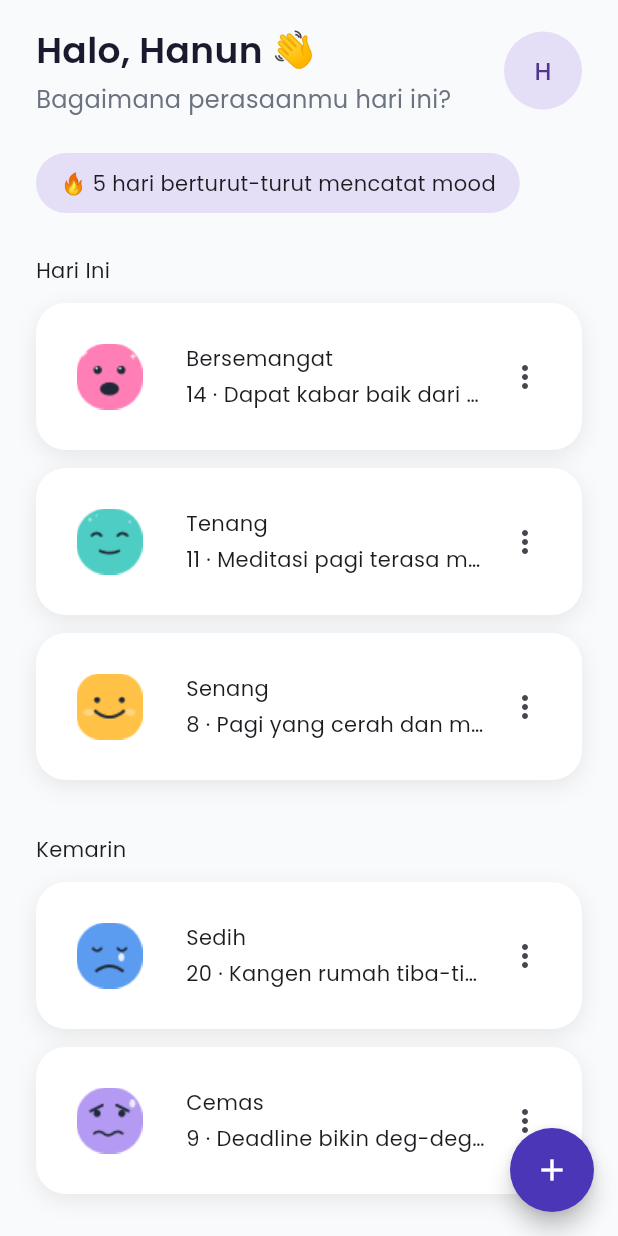
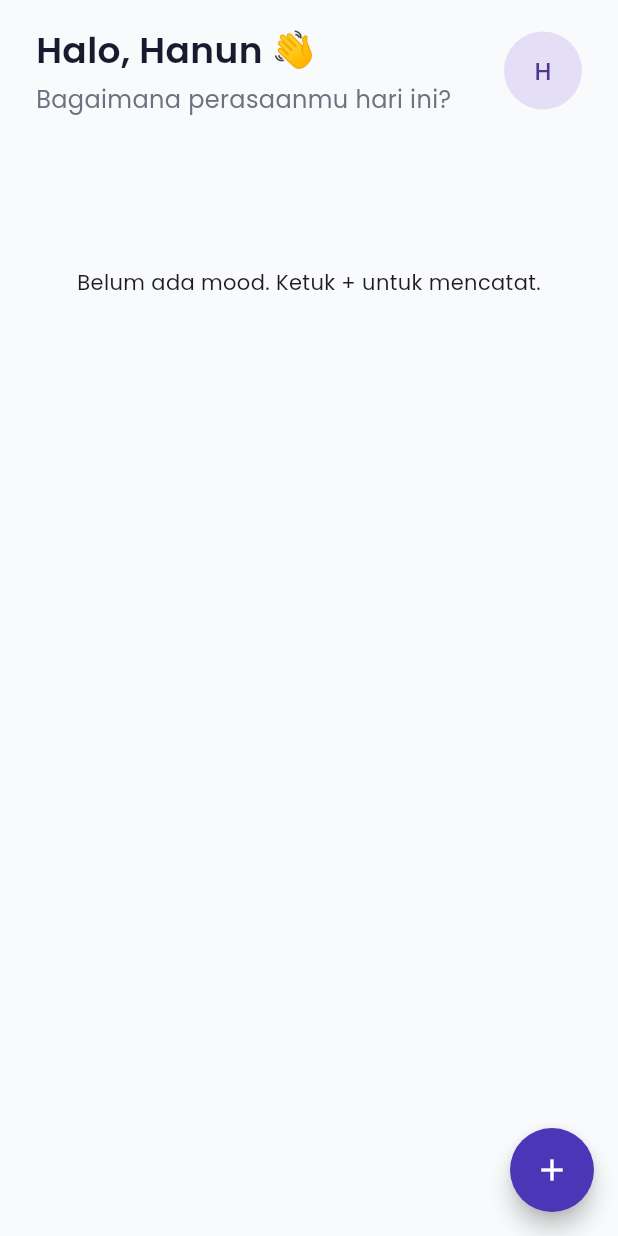
Before and after one commit to arissanakaharu/mood-tracker, a Flutter app: the screen it shows after launch, on a phone screen of 412 x 824 dp. Run offline on Flutter 3.47's test engine with Material 3 defaults, Android fonts, the phone set to English and light mode, and no system bars; our stand-ins replace google_fonts, hive_flutter; accounts and stored records are empty.

Commit message:
feat: add CRUD mood with Hive persistence

```diff
--- a/lib/main.dart
+++ b/lib/main.dart
@@ -1,8 +1,12 @@
 import 'package:material_ui/material_ui.dart';
 import 'package:google_fonts/google_fonts.dart';
 import 'package:mood_tracker_app/pages/add_edit_mood_page.dart';
+import 'package:hive_flutter/hive_flutter.dart';
 
-void main() {
+Future<void> main() async {
+  WidgetsFlutterBinding.ensureInitialized();
+  await Hive.initFlutter();
+  await Hive.openBox('moods');
   runApp(const MyApp());
 }
 
@@ -48,50 +52,154 @@ extension MoodX on Mood {
 }
 
 class MoodEntry {
+  final String id;
   final Mood mood;
   final DateTime time;
   final String note;
-  const MoodEntry({required this.mood, required this.time, required this.note});
+  const MoodEntry({
+    required this.id,
+    required this.mood,
+    required this.time,
+    required this.note,
+  });
 
   String get timeLabel =>
       '${time.hour.toString().padLeft(2, '0')}:${time.minute.toString().padLeft(2, '0')}';
+
+  Map<String, dynamic> toMap() => {
+        'id': id,
+        'mood': mood.name,
+        'time': time.toIso8601String(),
+        'note': note,
+      };
+
+  factory MoodEntry.fromMap(Map map) => MoodEntry(
+        id: map['id'] as String,
+        mood: Mood.values.byName(map['mood'] as String),
+        time: DateTime.parse(map['time'] as String),
+        note: map['note'] as String,
+      );
 }
 
 // 2. HOME PAGE
 
-class HomePage extends StatelessWidget {
+class HomePage extends StatefulWidget {
   const HomePage({super.key});
 
   @override
-  Widget build(BuildContext context) {
-    final now = DateTime.now();
-final yesterdayDate = now.subtract(const Duration(days: 1));
+  State<HomePage> createState() => _HomePageState();
+}
 
-DateTime at(DateTime day, int h, int m) =>
-    DateTime(day.year, day.month, day.day, h, m);
-
-bool sameDay(DateTime a, DateTime b) =>
-    a.year == b.year && a.month == b.month && a.day == b.day;
-
-// TODO: ganti dengan data asli (state management / database)
-final entries = [
-  MoodEntry(mood: Mood.bersemangat, time: at(now, 14, 20), note: 'Dapat kabar baik dari klien'),
-  MoodEntry(mood: Mood.tenang, time: at(now, 11, 0), note: 'Meditasi pagi terasa menenangkan'),
-  MoodEntry(mood: Mood.senang, time: at(now, 8, 30), note: 'Pagi yang cerah dan menyenangkan'),
-  MoodEntry(mood: Mood.sedih, time: at(yesterdayDate, 20, 15), note: 'Kangen rumah tiba-tiba'),
-  MoodEntry(mood: Mood.cemas, time: at(yesterdayDate, 9, 0), note: 'Deadline bikin deg-degan'),
+class _HomePageState extends State<HomePage> {
+  static const _months = [
+    'Januari', 'Februari', 'Maret', 'April', 'Mei', 'Juni',
+    'Juli', 'Agustus', 'September', 'Oktober', 'November', 'Desember',
   ];
 
-final today = entries.where((e) => sameDay(e.time, now)).toList();
-final yesterday = entries.where((e) => sameDay(e.time, yesterdayDate)).toList();
+  final _box = Hive.box('moods');
+  late List<MoodEntry> _entries;
+
+  @override
+  void initState() {
+    super.initState();
+    // READ: muat data yang tersimpan di Hive
+    _entries = _box.values.map((v) => MoodEntry.fromMap(v as Map)).toList();
+  }
+
+  // ── CREATE ──
+  Future<void> _addEntry() async {
+    final result = await Navigator.push<MoodEntry>(
+      context,
+      MaterialPageRoute(builder: (_) => const AddEditMoodPage()),
+    );
+    if (!mounted || result == null) return;
+    setState(() => _entries.add(result));
+    _box.put(result.id, result.toMap());
+  }
+
+  // ── UPDATE ──
+  Future<void> _editEntry(MoodEntry entry) async {
+    final result = await Navigator.push<MoodEntry>(
+      context,
+      MaterialPageRoute(builder: (_) => AddEditMoodPage(entry: entry)),
+    );
+    if (!mounted || result == null) return;
+    setState(() {
+      final i = _entries.indexWhere((e) => e.id == result.id);
+      if (i != -1) _entries[i] = result;
+    });
+    _box.put(result.id, result.toMap()); // id sama = menimpa data lama
+  }
+
+  // ── DELETE ──
+  Future<void> _deleteEntry(MoodEntry entry) async {
+    final confirmed = await showDialog<bool>(
+      context: context,
+      builder: (ctx) => AlertDialog(
+        title: const Text('Hapus mood?'),
+        content: const Text('Catatan mood ini akan dihapus.'),
+        actions: [
+          TextButton(
+            onPressed: () => Navigator.pop(ctx, false),
+            child: const Text('Batal'),
+          ),
+          TextButton(
+            onPressed: () => Navigator.pop(ctx, true),
+            child: const Text('Hapus'),
+          ),
+        ],
+      ),
+    );
+    if (!mounted || confirmed != true) return;
+    setState(() => _entries.removeWhere((e) => e.id == entry.id));
+    _box.delete(entry.id);
+  }
+
+  // ── READ: kelompokkan per hari, terbaru di atas ──
+  String _dayLabel(DateTime d) {
+    final now = DateTime.now();
+    final today = DateTime(now.year, now.month, now.day);
+    final day = DateTime(d.year, d.month, d.day);
+    final diff = today.difference(day).inDays;
+    if (diff == 0) return 'Hari Ini';
+    if (diff == 1) return 'Kemarin';
+    return '${d.day} ${_months[d.month - 1]} ${d.year}';
+  }
+
+  Map<String, List<MoodEntry>> _grouped() {
+    final sorted = [..._entries]..sort((a, b) => b.time.compareTo(a.time));
+    final map = <String, List<MoodEntry>>{};
+    for (final e in sorted) {
+      map.putIfAbsent(_dayLabel(e.time), () => []).add(e);
+    }
+    return map;
+  }
+
+  // jumlah hari berturut-turut yang ada catatannya
+  int _streak() {
+    final days = _entries
+        .map((e) => DateTime(e.time.year, e.time.month, e.time.day))
+        .toSet();
+    final now = DateTime.now();
+    var day = DateTime(now.year, now.month, now.day);
+    if (!days.contains(day)) day = day.subtract(const Duration(days: 1));
+    var count = 0;
+    while (days.contains(day)) {
+      count++;
+      day = day.subtract(const Duration(days: 1));
+    }
+    return count;
+  }
+
+  @override
+  Widget build(BuildContext context) {
+    final groups = _grouped();
+    final streak = _streak();
 
     return Scaffold(
       backgroundColor: const Color(0xFFF9FAFB),
       floatingActionButton: FloatingActionButton(
-        onPressed: () => Navigator.push(
-          context,
-          MaterialPageRoute(builder: (_)=> const AddEditMoodPage()),
-        ),
+        onPressed: _addEntry,
         backgroundColor: const Color(0xFF4B36B8),
         shape: const CircleBorder(),
         child: const Icon(Icons.add, color: Colors.white),
@@ -102,18 +210,34 @@ final yesterday = entries.where((e) => sameDay(e.time, yesterdayDate)).toList();
           children: [
             const _Header(name: 'Hanun'),
             const SizedBox(height: 24),
-            const _StreakChip(days: 5),
+            if (streak > 0) _StreakChip(days: streak),
             const SizedBox(height: 28),
-            const _SectionTitle('Hari Ini'),
-            ...today.map((e) => _MoodCard(entry: e)),
+            if (groups.isEmpty) const _EmptyState(),
+            for (final group in groups.entries) ...[
+              _SectionTitle(group.key),
+              for (final e in group.value)
+                _MoodCard(
+                  entry: e,
+                  onEdit: () => _editEntry(e),
+                  onDelete: () => _deleteEntry(e),
+                ),
               const SizedBox(height: 24),
-            const _SectionTitle('Kemarin'),
-            ...yesterday.map((e) => _MoodCard(entry: e)),
+            ],
           ],
         ),
       ),
     );
   }
+}
+
+class _EmptyState extends StatelessWidget {
+  const _EmptyState();
+
+  @override
+  Widget build(BuildContext context) => const Padding(
+        padding: EdgeInsets.symmetric(vertical: 48),
+        child: Center(child: Text('Belum ada mood. Ketuk + untuk mencatat.')),
+      );
 }
 
 // 3. KOMPONEN (nanti dipindah ke widgets/)
@@ -186,8 +310,13 @@ class _SectionTitle extends StatelessWidget {
 /// Satu kartu mood: [ikon] [judul + jam · catatan] [menu ⋮]
 class _MoodCard extends StatelessWidget {
   final MoodEntry entry;
-  const _MoodCard({required this.entry});
-
+  final VoidCallback onEdit;
+final VoidCallback onDelete;
+const _MoodCard({
+  required this.entry,
+  required this.onEdit,
+  required this.onDelete,
+  });
   @override
   Widget build(BuildContext context) {
     return Container(
@@ -211,19 +340,23 @@ class _MoodCard extends StatelessWidget {
                 Text(entry.mood.label),
                 const SizedBox(height: 4),
                 Text(
-                  '${entry.time.hour} · ${entry.note}',
+                  '${entry.timeLabel} · ${entry.note}',
                   maxLines: 1,
                   overflow: TextOverflow.ellipsis,
                 ),
               ],
             ),
           ),
-          IconButton(
-            onPressed: () => Navigator.push(
-              context,
-              MaterialPageRoute(builder: (_) => AddEditMoodPage(entry: entry)),
-            ),
+        PopupMenuButton<String>(
           icon: const Icon(Icons.more_vert),
+          onSelected: (value) {
+            if (value == 'edit') onEdit();
+            if (value == 'delete') onDelete();
+          },
+          itemBuilder: (_) => const [
+            PopupMenuItem(value: 'edit', child: Text('Edit')),
+            PopupMenuItem(value: 'delete', child: Text('Hapus')),
+            ],
           ),
         ],
       ),
--- a/pubspec.yaml
+++ b/pubspec.yaml
@@ -36,6 +36,8 @@ dependencies:
   # Use with the CupertinoIcons class for iOS style icons.
   cupertino_icons: ^1.0.8
   google_fonts: ^9.0.0
+  hive: ^2.2.3
+  hive_flutter: ^1.1.0
 
 dev_dependencies:
   flutter_test:
```
Also changed, not shown: lib/pages/add_edit_mood_page.dart (+15 -3 lines), pubspec.lock, 1 other file. Lines whose indentation alone changed are shown as unchanged.
